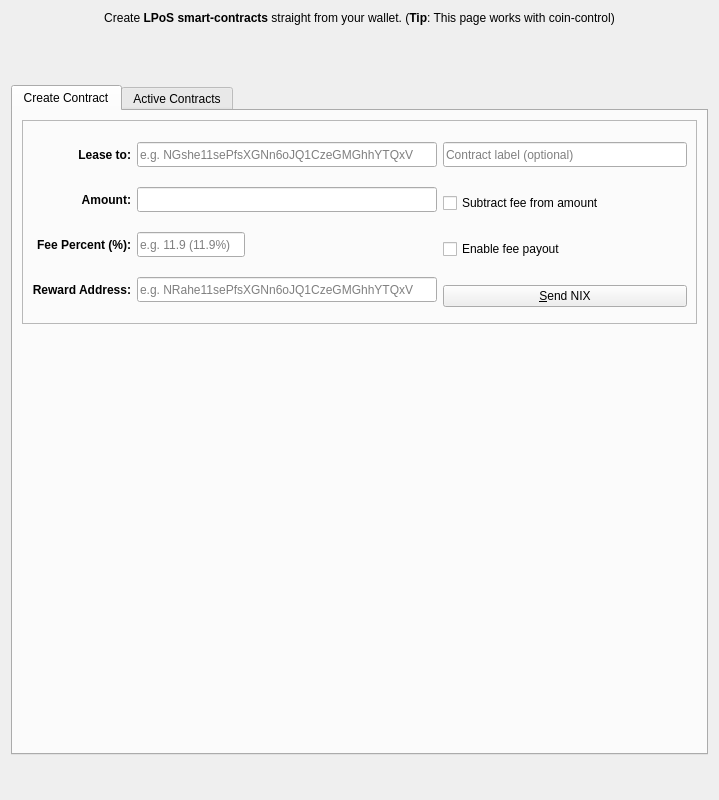
Qt form src/qt/forms/delegatedstaking.ui (koifinance/NixCore) before a commit.
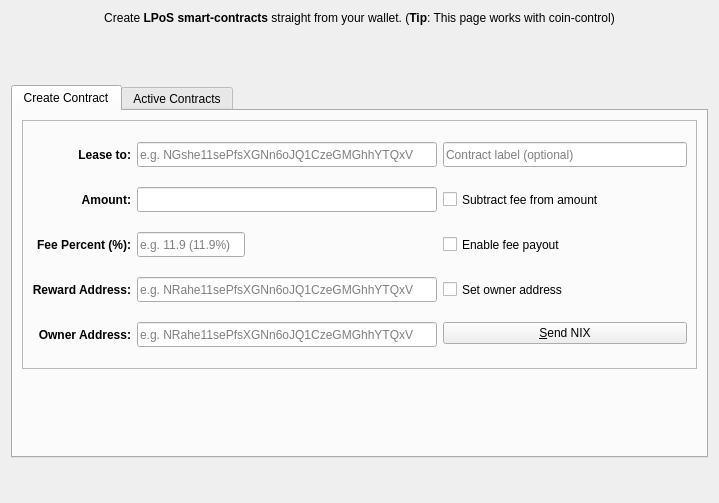
The same form after that commit. The open tabs and pages were chosen to show the change. Custom widgets are drawn as their Qt base class.

Commit message: [LPOS] enable setting owner address in qt

```diff
--- a/src/qt/forms/delegatedstaking.ui
+++ b/src/qt/forms/delegatedstaking.ui
@@ -7,7 +7,7 @@
     <x>0</x>
     <y>0</y>
     <width>719</width>
-    <height>800</height>
+    <height>503</height>
    </rect>
   </property>
   <layout class="QVBoxLayout" name="verticalLayout">
@@ -141,6 +141,34 @@
                 </property>
                </widget>
               </item>
+              <item>
+               <widget class="QLabel" name="label_5">
+                <property name="minimumSize">
+                 <size>
+                  <width>0</width>
+                  <height>25</height>
+                 </size>
+                </property>
+                <property name="maximumSize">
+                 <size>
+                  <width>16777215</width>
+                  <height>25</height>
+                 </size>
+                </property>
+                <property name="font">
+                 <font>
+                  <weight>75</weight>
+                  <bold>true</bold>
+                 </font>
+                </property>
+                <property name="text">
+                 <string>Owner Address:</string>
+                </property>
+                <property name="alignment">
+                 <set>Qt::AlignRight|Qt::AlignTrailing|Qt::AlignVCenter</set>
+                </property>
+               </widget>
+              </item>
              </layout>
             </item>
             <item>
@@ -230,6 +258,19 @@
                 </property>
                </widget>
               </item>
+              <item>
+               <widget class="QLineEdit" name="ownerAddress">
+                <property name="minimumSize">
+                 <size>
+                  <width>0</width>
+                  <height>25</height>
+                 </size>
+                </property>
+                <property name="placeholderText">
+                 <string>e.g. NRahe11sePfsXGNn6oJQ1CzeGMGhhYTQxV</string>
+                </property>
+               </widget>
+              </item>
              </layout>
             </item>
             <item>
@@ -238,13 +279,13 @@
                <number>20</number>
               </property>
               <property name="topMargin">
-               <number>6</number>
+               <number>12</number>
               </property>
               <property name="rightMargin">
                <number>0</number>
               </property>
               <property name="bottomMargin">
-               <number>0</number>
+               <number>12</number>
               </property>
               <item>
                <widget class="QLineEdit" name="contractLabel">
@@ -261,6 +302,18 @@
               </item>
               <item>
                <widget class="QCheckBox" name="checkboxSubtractFeeFromAmount">
+                <property name="minimumSize">
+                 <size>
+                  <width>0</width>
+                  <height>25</height>
+                 </size>
+                </property>
+                <property name="maximumSize">
+                 <size>
+                  <width>16777215</width>
+                  <height>25</height>
+                 </size>
+                </property>
                 <property name="text">
                  <string>Subtract fee from amount</string>
                 </property>
@@ -271,6 +324,18 @@
                 <property name="enabled">
                  <bool>true</bool>
                 </property>
+                <property name="minimumSize">
+                 <size>
+                  <width>0</width>
+                  <height>25</height>
+                 </size>
+                </property>
+                <property name="maximumSize">
+                 <size>
+                  <width>16777215</width>
+                  <height>25</height>
+                 </size>
+                </property>
                 <property name="text">
                  <string>Enable fee payout</string>
                 </property>
@@ -279,6 +344,25 @@
                 </property>
                </widget>
               </item>
+              <item>
+               <widget class="QCheckBox" name="enableOwnerAddress">
+                <property name="minimumSize">
+                 <size>
+                  <width>0</width>
+                  <height>25</height>
+                 </size>
+                </property>
+                <property name="maximumSize">
+                 <size>
+                  <width>16777215</width>
+                  <height>25</height>
+                 </size>
+                </property>
+                <property name="text">
+                 <string>Set owner address</string>
+                </property>
+               </widget>
+              </item>
               <item>
                <widget class="QPushButton" name="sendButton">
                 <property name="toolTip">
```
Left out of the diff: 50 changed lines with no effect on the pictures. The commit also changes 5 other files.
